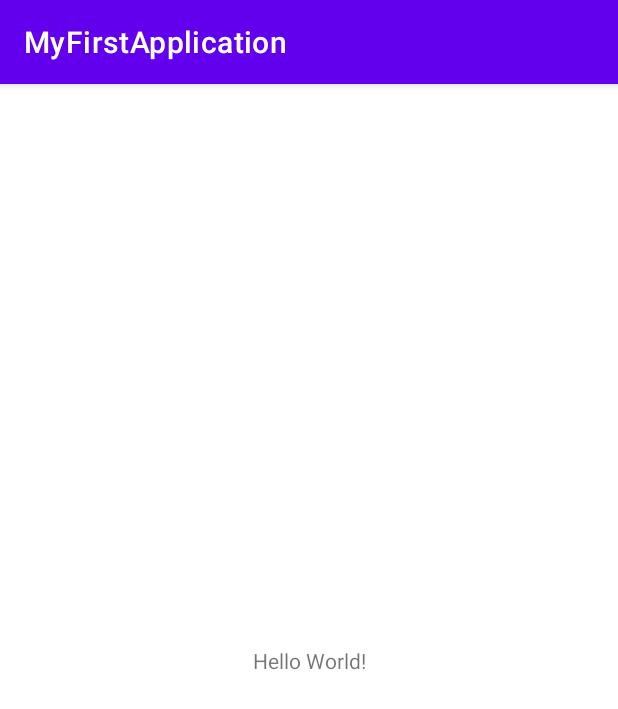
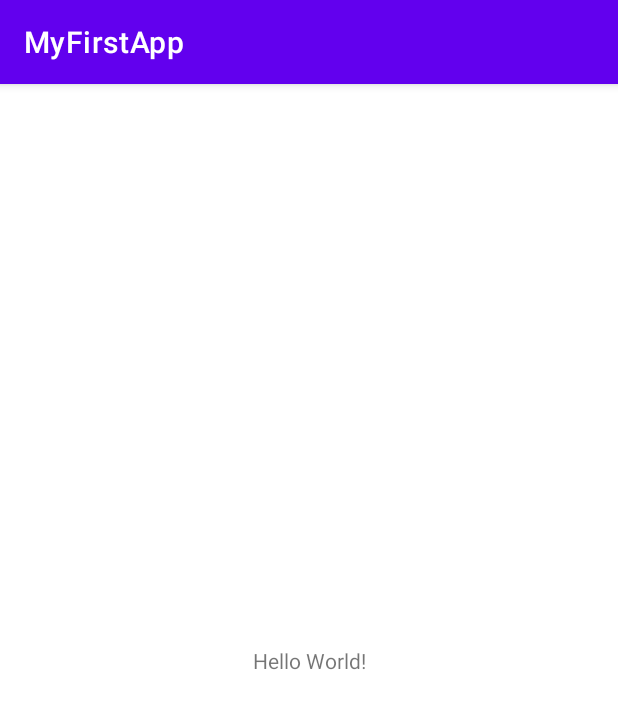
Before and after one commit to Khitjova/my-first-application, an Android app: the screen it shows after launch (MainActivity), on a phone screen of 412 x 824 dp. Shown: the top 709 px of the screen. Run offline under Robolectric (Android 15) with nearby library versions, the phone set to English and light mode, and no system bars.

Commit message:
update application name

```diff
--- a/app/src/main/AndroidManifest.xml
+++ b/app/src/main/AndroidManifest.xml
@@ -1,6 +1,6 @@
 <?xml version="1.0" encoding="utf-8"?>
 <manifest xmlns:android="http://schemas.android.com/apk/res/android"
-    package="com.khitjova.myfirstapplication">
+    package="com.khitjova.myfirstapplication" >
 
     <application
         android:allowBackup="true"
@@ -8,10 +8,10 @@
         android:label="@string/app_name"
         android:roundIcon="@mipmap/ic_launcher_round"
         android:supportsRtl="true"
-        android:theme="@style/Theme.MyFirstApplication">
+        android:theme="@style/Theme.MyFirstApplication" >
         <activity
             android:name=".MainActivity"
-            android:exported="true">
+            android:exported="true" >
             <intent-filter>
                 <action android:name="android.intent.action.MAIN" />
 
--- a/app/src/main/res/layout/activity_main.xml
+++ b/app/src/main/res/layout/activity_main.xml
@@ -1,11 +1,11 @@
 <?xml version="1.0" encoding="utf-8"?>
-<androidx.constraintlayout.widget.ConstraintLayout xmlns:android="http://schemas.android.com/apk/res/android"
+<androidx.constraintlayout.widget.ConstraintLayout
+    xmlns:android="http://schemas.android.com/apk/res/android"
+    xmlns:tools="http://schemas.android.com/tools"
     xmlns:app="http://schemas.android.com/apk/res-auto"
-    xmlns:tools="http://schemas.android.com/tools"
     android:layout_width="match_parent"
     android:layout_height="match_parent"
     tools:context=".MainActivity">
-
     <TextView
       android:layout_width="wrap_content"
       android:layout_height="wrap_content"
--- a/app/src/main/res/values/strings.xml
+++ b/app/src/main/res/values/strings.xml
@@ -1,3 +1,3 @@
 <resources>
-    <string name="app_name">MyFirstApplication</string>
+    <string name="app_name">MyFirstApp</string>
 </resources>
```
Lines whose indentation alone changed are shown as unchanged.
